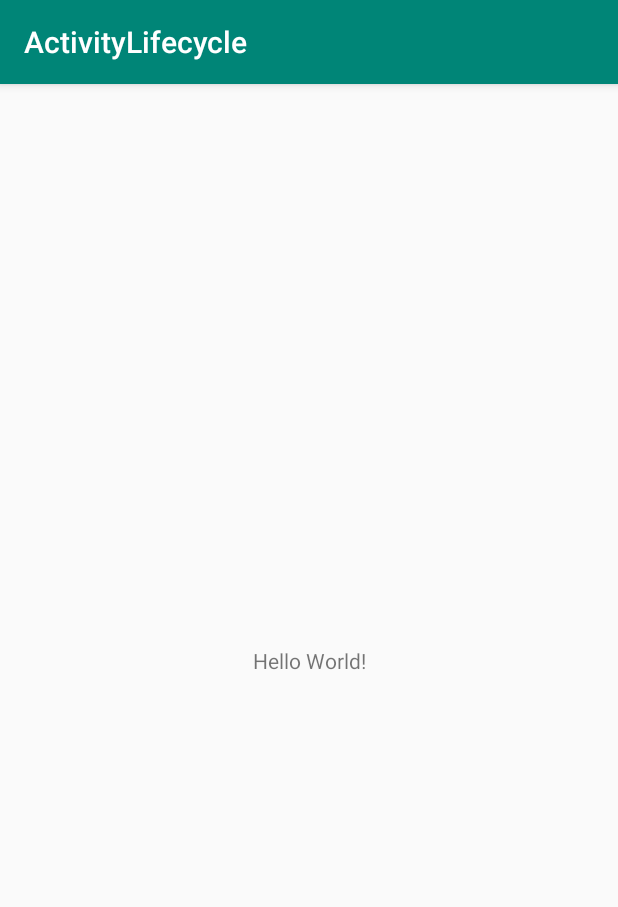
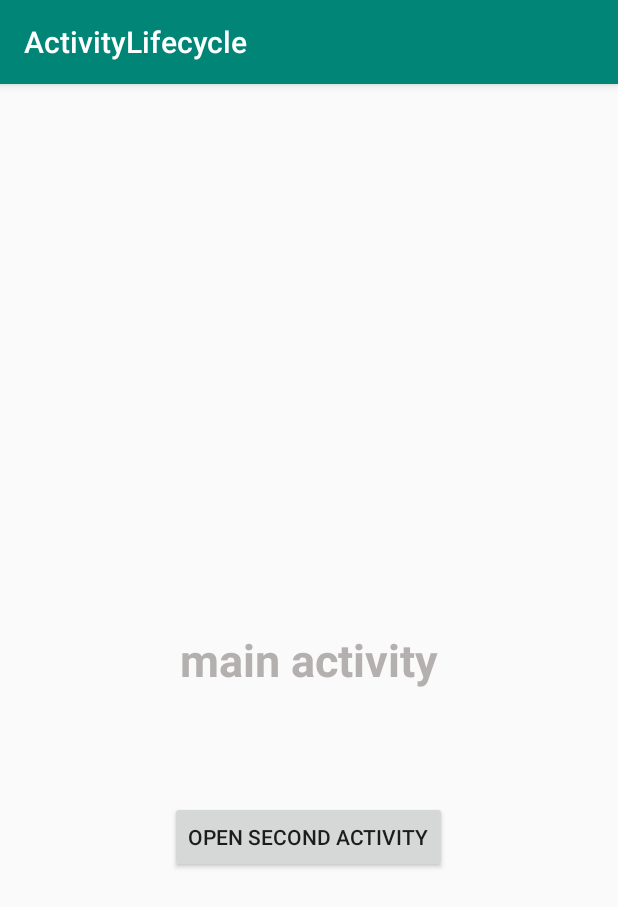
Before and after one commit to samykhelifa/ActivityLifecycle, an Android app: the screen it shows after launch (MainActivity), on a phone screen of 412 x 824 dp. Shown: the top 907 px of the screen. Run offline under Robolectric (Android 15) with nearby library versions, the phone set to English and light mode, and no system bars.

Commit message:
before         modified:   app/src/main/java/com/example/activitylifecycle/MainActivity.java         modified:   app/src/main/res/layout/activity_main.xml         modified:   app/src/main/res/values/strings.xml

```diff
--- a/app/src/main/java/com/example/activitylifecycle/MainActivity.java
+++ b/app/src/main/java/com/example/activitylifecycle/MainActivity.java
@@ -3,6 +3,7 @@ package com.example.activitylifecycle;
 import androidx.appcompat.app.AppCompatActivity;
 
 import android.os.Bundle;
+import android.view.View;
 
 public class MainActivity extends AppCompatActivity {
 
@@ -11,4 +12,7 @@ public class MainActivity extends AppCompatActivity {
         super.onCreate(savedInstanceState);
         setContentView(R.layout.activity_main);
     }
+
+    public void openSecondActivity(View view) {
+    }
 }
--- a/app/src/main/res/layout/activity_main.xml
+++ b/app/src/main/res/layout/activity_main.xml
@@ -1,18 +1,27 @@
 <?xml version="1.0" encoding="utf-8"?>
-<androidx.constraintlayout.widget.ConstraintLayout xmlns:android="http://schemas.android.com/apk/res/android"
+<RelativeLayout xmlns:android="http://schemas.android.com/apk/res/android"
     xmlns:app="http://schemas.android.com/apk/res-auto"
     xmlns:tools="http://schemas.android.com/tools"
     android:layout_width="match_parent"
     android:layout_height="match_parent"
     tools:context=".MainActivity">
 
-    <TextView
+    <Button
         android:layout_width="wrap_content"
         android:layout_height="wrap_content"
-        android:text="Hello World!"
-        app:layout_constraintBottom_toBottomOf="parent"
-        app:layout_constraintLeft_toLeftOf="parent"
-        app:layout_constraintRight_toRightOf="parent"
-        app:layout_constraintTop_toTopOf="parent" />
+        android:layout_below="@+id/textView"
+        android:layout_centerHorizontal="true"
+        android:layout_marginTop="74dp"
+        android:onClick="openSecondActivity"
+        android:text="@string/open_second_activity" />
 
-</androidx.constraintlayout.widget.ConstraintLayout>
+    <TextView
+        android:id="@+id/textView"
+        android:layout_width="wrap_content"
+        android:layout_height="wrap_content"
+        android:layout_centerInParent="true"
+        android:text="@string/main_activity"
+        android:textColor="#b4b0b0"
+        android:textSize="30sp"
+        android:textStyle="bold" />
+</RelativeLayout>
--- a/app/src/main/res/values/strings.xml
+++ b/app/src/main/res/values/strings.xml
@@ -1,3 +1,5 @@
 <resources>
     <string name="app_name">ActivityLifecycle</string>
+    <string name="open_second_activity">open second activity</string>
+    <string name="main_activity">main activity</string>
 </resources>
```
